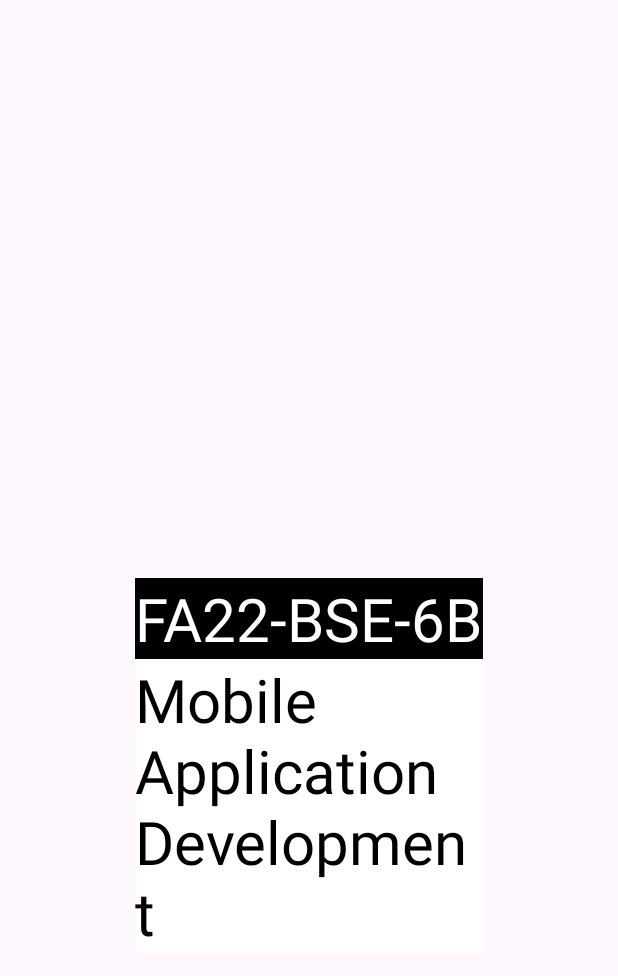
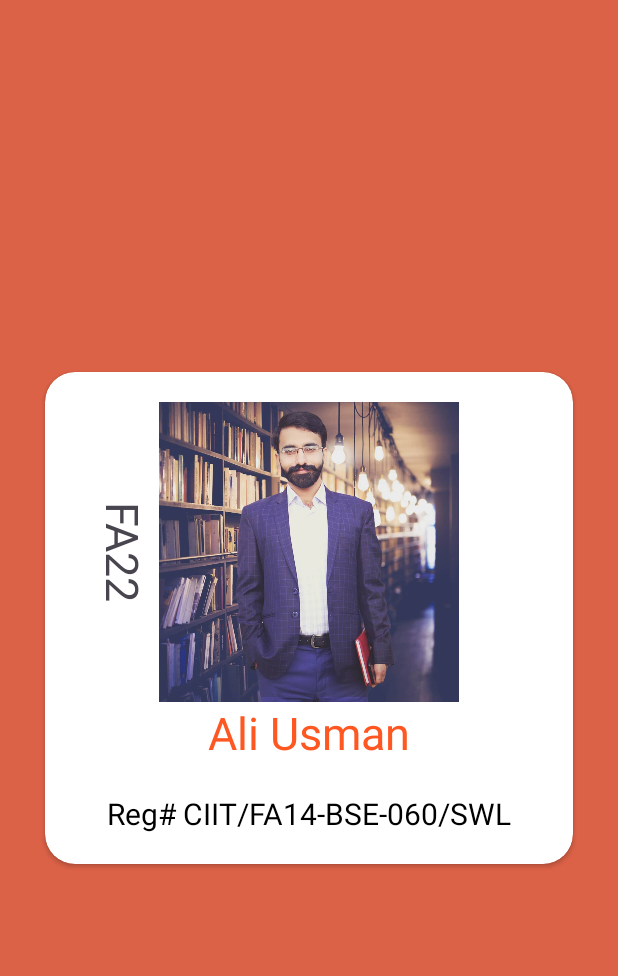
Before and after one commit to AliUsman3233/FA22_BSE_B, an Android app: the layout activity_main.xml on its own in the app's theme, with its tools: preview values and no code run, on a phone screen of 412 x 824 dp. Shown: the top 976 px of the screen. Run offline under Robolectric (Android 15) with nearby library versions, the phone set to English and light mode, and no system bars.

Commit message:
Card View

```diff
--- a/app/src/main/res/layout/activity_main.xml
+++ b/app/src/main/res/layout/activity_main.xml
@@ -1,37 +1,84 @@
 <?xml version="1.0" encoding="utf-8"?>
-<androidx.constraintlayout.widget.ConstraintLayout
-    xmlns:android="http://schemas.android.com/apk/res/android"
-    xmlns:app="http://schemas.android.com/apk/res-auto"
-    xmlns:tools="http://schemas.android.com/tools"
+<androidx.constraintlayout.widget.ConstraintLayout xmlns:android="http://schemas.android.com/apk/res/android"
     android:layout_width="match_parent"
-    android:layout_height="match_parent">
+    android:layout_height="match_parent"
+    android:background="#DC6247"
+    xmlns:app="http://schemas.android.com/apk/res-auto">
 
-    <TextView
-        android:id="@+id/section_view"
-        android:layout_width="wrap_content"
+
+    <androidx.cardview.widget.CardView
+        android:layout_width="0dp"
         android:layout_height="wrap_content"
-        android:text="FA22-BSE-6B"
-        android:textSize="40dp"
-        android:background="@color/black"
-        android:textColor="@color/white"
-        app:layout_constraintEnd_toEndOf="parent"
+        android:backgroundTint="@color/white"
+        android:layout_marginHorizontal="30dp"
+        app:cardCornerRadius="20dp"
+        app:layout_constraintTop_toTopOf="parent"
         app:layout_constraintBottom_toBottomOf="parent"
         app:layout_constraintStart_toStartOf="parent"
+        app:layout_constraintEnd_toEndOf="parent">
+
+        <androidx.constraintlayout.widget.ConstraintLayout
+            android:layout_width="match_parent"
+            android:layout_height="wrap_content"
+            android:layout_margin="20dp"
+            >
+
+
+            <ImageView
+                android:id="@+id/profile_img"
+                android:layout_width="200dp"
+                android:layout_height="200dp"
+                android:src="@drawable/profile"
                 app:layout_constraintTop_toTopOf="parent"
+                app:layout_constraintStart_toStartOf="parent"
+                app:layout_constraintEnd_toEndOf="parent"
+
                 />
 
             <TextView
-        android:id="@+id/course_name"
-        android:layout_width="0dp"
+                android:layout_width="wrap_content"
+                android:layout_height="100dp"
+                android:text="FA22"
+                android:textSize="30dp"
+                android:rotation="90"
+                app:layout_constraintEnd_toStartOf="@+id/profile_img"
+                android:layout_marginEnd="20dp"
+                app:layout_constraintTop_toTopOf="@+id/profile_img"
+                app:layout_constraintBottom_toBottomOf="@+id/profile_img"
+                />
+
+            <TextView
+                android:id="@+id/name_tv"
+                android:layout_width="wrap_content"
                 android:layout_height="wrap_content"
-        android:text="Mobile Application Development"
-        android:background="@color/white"
-        android:textSize="40dp"
+                android:text="Ali Usman"
+                android:textSize="30dp"
+                android:textColor="#FF5722"
+                app:layout_constraintTop_toBottomOf="@+id/profile_img"
+                app:layout_constraintStart_toStartOf="parent"
+                app:layout_constraintEnd_toEndOf="parent"
+                />
+
+
+            <TextView
+                android:layout_width="wrap_content"
+                android:layout_height="wrap_content"
+                android:text="Reg# CIIT/FA14-BSE-060/SWL"
+                android:textSize="20dp"
                 android:textColor="@color/black"
-        app:layout_constraintTop_toBottomOf="@+id/section_view"
-        app:layout_constraintStart_toStartOf="@id/section_view"
-        app:layout_constraintEnd_toEndOf="@id/section_view"
+                app:layout_constraintStart_toStartOf="parent"
+                app:layout_constraintEnd_toEndOf="parent"
+                app:layout_constraintTop_toBottomOf="@+id/name_tv"
+                android:layout_marginTop="20dp"
                 />
 
 
         </androidx.constraintlayout.widget.ConstraintLayout>
+
+
+    </androidx.cardview.widget.CardView>
+
+
+
+
+</androidx.constraintlayout.widget.ConstraintLayout>
```
Also changed, not shown: app/src/main/res/drawable/profile.jpg (added). Lines whose indentation alone changed are shown as unchanged.
